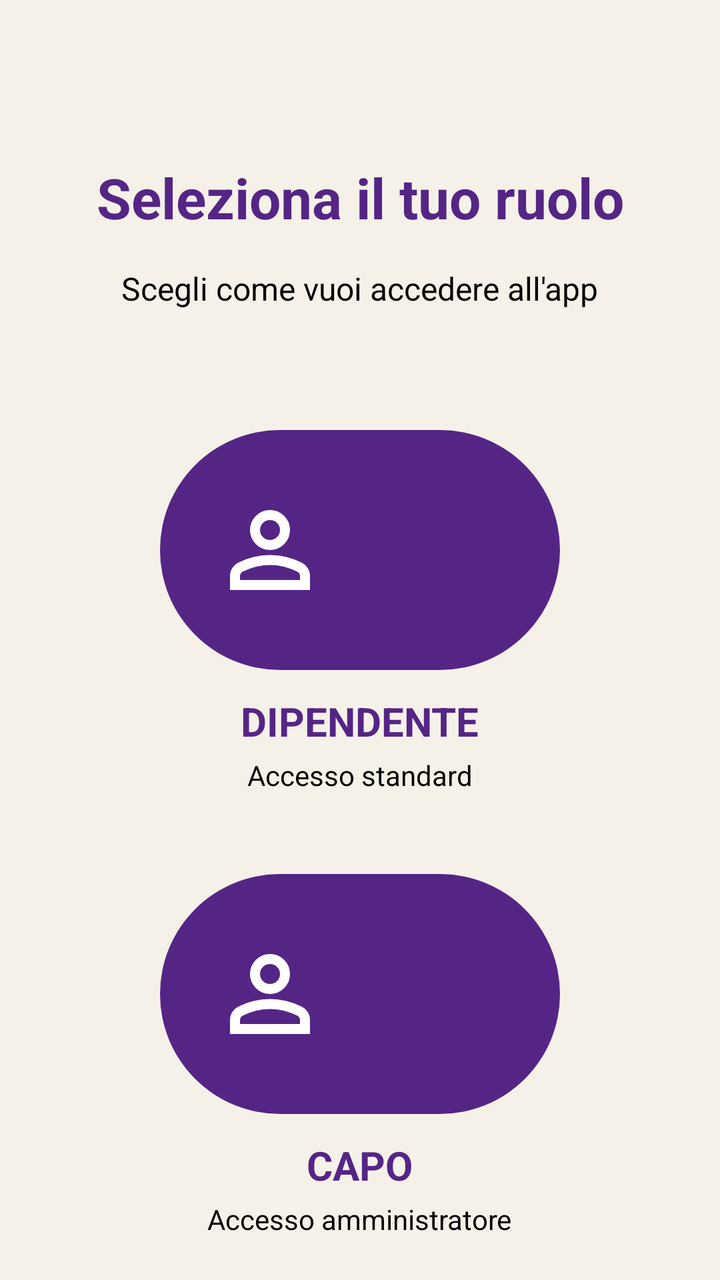
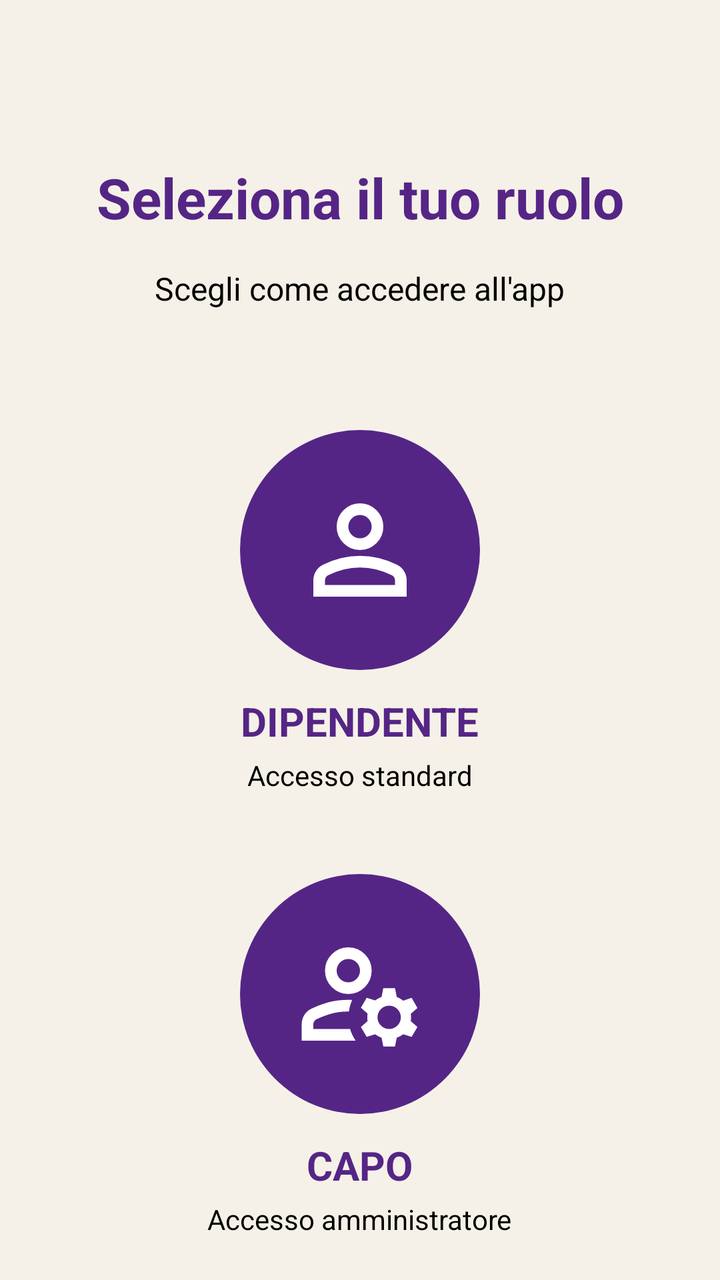

Screens rendered from an Android XML layout before and after an edit, with the pre-edit source and the edit as a unified diff.
<!-- AndroidManifest.xml: application theme Theme.CoreTeamProject -->
<!-- res/layout/activity_role_selection.xml -->
<?xml version="1.0" encoding="utf-8"?>
<androidx.constraintlayout.widget.ConstraintLayout xmlns:android="http://schemas.android.com/apk/res/android"
    xmlns:app="http://schemas.android.com/apk/res-auto"
    xmlns:tools="http://schemas.android.com/tools"
    android:layout_width="match_parent"
    android:layout_height="match_parent"
    android:background="@color/background_cream"
    tools:context=".RoleSelectionActivity">

    <TextView
        android:id="@+id/textViewTitle"
        android:layout_width="wrap_content"
        android:layout_height="wrap_content"
        android:layout_marginTop="80dp"
        android:text="Seleziona il tuo ruolo"
        android:textColor="@color/purple_500"
        android:textSize="28sp"
        android:textStyle="bold"
        app:layout_constraintEnd_toEndOf="parent"
        app:layout_constraintStart_toStartOf="parent"
        app:layout_constraintTop_toTopOf="parent" />

    <TextView
        android:id="@+id/textViewSubtitle"
        android:layout_width="wrap_content"
        android:layout_height="wrap_content"
        android:layout_marginTop="16dp"
        android:text="Scegli come vuoi accedere all'app"
        android:textColor="@color/black"
        android:textSize="16sp"
        app:layout_constraintEnd_toEndOf="parent"
        app:layout_constraintStart_toStartOf="parent"
        app:layout_constraintTop_toBottomOf="@id/textViewTitle" />

    
    <LinearLayout
        android:id="@+id/layoutDipendente"
        android:layout_width="280dp"
        android:layout_height="wrap_content"
        android:layout_marginTop="60dp"
        android:gravity="center"
        android:orientation="vertical"
        app:layout_constraintEnd_toEndOf="parent"
        app:layout_constraintStart_toStartOf="parent"
        app:layout_constraintTop_toBottomOf="@id/textViewSubtitle">

        <Button
            android:id="@+id/buttonDipendente"
            android:layout_width="200dp"
            android:layout_height="120dp"
            android:background="@drawable/round_button"
            android:padding="25dp"
            android:text=""
            app:icon="@drawable/ic_person"
            app:iconSize="60dp"
            app:iconTint="@color/white" />

        <TextView
            android:layout_width="wrap_content"
            android:layout_height="wrap_content"
            android:layout_marginTop="12dp"
            android:text="DIPENDENTE"
            android:textColor="@color/purple_500"
            android:textSize="20sp"
            android:textStyle="bold" />

        <TextView
            android:layout_width="wrap_content"
            android:layout_height="wrap_content"
            android:layout_marginTop="4dp"
            android:text="Accesso standard"
            android:textColor="@color/black"
            android:textSize="14sp" />
    </LinearLayout>

    
    <LinearLayout
        android:id="@+id/layoutCapo"
        android:layout_width="280dp"
        android:layout_height="wrap_content"
        android:layout_marginTop="40dp"
        android:gravity="center"
        android:orientation="vertical"
        app:layout_constraintEnd_toEndOf="parent"
        app:layout_constraintStart_toStartOf="parent"
        app:layout_constraintTop_toBottomOf="@id/layoutDipendente">

        <Button
            android:id="@+id/buttonCapo"
            android:layout_width="200dp"
            android:layout_height="120dp"
            android:background="@drawable/round_button"
            android:padding="25dp"
            android:text=""
            app:icon="@drawable/ic_person"
            app:iconSize="60dp"
            app:iconTint="@color/white" />

        <TextView
            android:layout_width="wrap_content"
            android:layout_height="wrap_content"
            android:layout_marginTop="12dp"
            android:text="CAPO"
            android:textColor="@color/purple_500"
            android:textSize="20sp"
            android:textStyle="bold" />

        <TextView
            android:layout_width="wrap_content"
            android:layout_height="wrap_content"
            android:layout_marginTop="4dp"
            android:text="Accesso amministratore"
            android:textColor="@color/black"
            android:textSize="14sp" />
    </LinearLayout>

</androidx.constraintlayout.widget.ConstraintLayout>
<!-- resources referenced by this layout -->
<resources>
  <color name="background_cream">#F5F1E8</color>
  <color name="black">#FF000000</color>
  <color name="purple_500">#552586</color>
  <color name="white">#FFFFFFFF</color>
  <!-- drawable ic_person (drawable) -->
  <vector xmlns:android="http://schemas.android.com/apk/res/android"
      android:width="24dp"
      android:height="24dp"
      android:viewportWidth="960"
      android:viewportHeight="960">
    <path
        android:pathData="M480,480q-66,0 -113,-47t-47,-113q0,-66 47,-113t113,-47q66,0 113,47t47,113q0,66 -47,113t-113,47ZM160,800v-112q0,-34 17.5,-62.5T224,582q62,-31 126,-46.5T480,520q66,0 130,15.5T736,582q29,15 46.5,43.5T800,688v112L160,800ZM240,720h480v-32q0,-11 -5.5,-20T700,654q-54,-27 -109,-40.5T480,600q-56,0 -111,13.5T260,654q-9,5 -14.5,14t-5.5,20v32ZM480,400q33,0 56.5,-23.5T560,320q0,-33 -23.5,-56.5T480,240q-33,0 -56.5,23.5T400,320q0,33 23.5,56.5T480,400ZM480,320ZM480,720Z"
        android:fillColor="#1f1f1f"/>
  </vector>
  <!-- drawable round_button (drawable) -->
  <shape xmlns:android="http://schemas.android.com/apk/res/android"
      android:shape="rectangle">
      <solid android:color="@color/purple_500" />
      <corners android:radius="80dp" />
  </shape>
  <style name="Theme.CoreTeamProject" parent="Base.Theme.CoreTeamProject" />
  <style name="Base.Theme.CoreTeamProject" parent="Theme.Material3.DayNight.NoActionBar">
          
          <item name="colorPrimary">@color/purple_500</item>
          <item name="colorPrimaryVariant">@color/purple_500</item>
          <item name="colorOnPrimary">@color/white</item>
  
          
          <item name="android:windowBackground">@color/background_cream</item>
          <item name="colorSurface">@color/white</item>
          <item name="colorOnSurface">@color/black</item>
  
          
          <item name="android:textColor">@color/black</item>
          <item name="android:textColorPrimary">@color/black</item>
  
          
          <item name="colorPrimaryContainer">@color/purple_500</item>
          <item name="colorOnPrimaryContainer">@color/white</item>
      </style>
</resources>

<!-- the commit's change to res/layout/activity_role_selection.xml (unified diff, before → after) -->
@@ -25,7 +25,7 @@
         android:layout_width="wrap_content"
         android:layout_height="wrap_content"
         android:layout_marginTop="16dp"
-        android:text="Scegli come vuoi accedere all'app"
+        android:text="Scegli come accedere all'app"
         android:textColor="@color/black"
         android:textSize="16sp"
         app:layout_constraintEnd_toEndOf="parent"
@@ -46,13 +46,13 @@
 
         <Button
             android:id="@+id/buttonDipendente"
-            android:layout_width="200dp"
+            android:layout_width="120dp"
             android:layout_height="120dp"
             android:background="@drawable/round_button"
             android:padding="25dp"
             android:text=""
             app:icon="@drawable/ic_person"
-            app:iconSize="60dp"
+            app:iconSize="70dp"
             app:iconTint="@color/white" />
 
         <TextView
@@ -87,13 +87,13 @@
 
         <Button
             android:id="@+id/buttonCapo"
-            android:layout_width="200dp"
+            android:layout_width="120dp"
             android:layout_height="120dp"
             android:background="@drawable/round_button"
             android:padding="25dp"
             android:text=""
-            app:icon="@drawable/ic_person"
-            app:iconSize="60dp"
+            app:icon="@drawable/ic_admin"
+            app:iconSize="70dp"
             app:iconTint="@color/white" />
 
         <TextView
<!-- resource entries referenced after the edit -->
@@ -4,6 +4,16 @@
   <color name="black">#FF000000</color>
   <color name="purple_500">#552586</color>
   <color name="white">#FFFFFFFF</color>
+  <!-- drawable ic_admin (drawable) -->
+  <vector xmlns:android="http://schemas.android.com/apk/res/android"
+      android:width="24dp"
+      android:height="24dp"
+      android:viewportWidth="960"
+      android:viewportHeight="960">
+    <path
+        android:pathData="M400,480q-66,0 -113,-47t-47,-113q0,-66 47,-113t113,-47q66,0 113,47t47,113q0,66 -47,113t-113,47ZM80,800v-112q0,-33 17,-62t47,-44q51,-26 115,-44t141,-18h14q6,0 12,2 -8,18 -13.5,37.5T404,600h-4q-71,0 -127.5,18T180,654q-9,5 -14.5,14t-5.5,20v32h252q6,21 16,41.5t22,38.5L80,800ZM640,840 L628,780q-12,-5 -22.5,-10.5T584,756l-58,18 -40,-68 46,-40q-2,-14 -2,-26t2,-26l-46,-40 40,-68 58,18q11,-8 21.5,-13.5T628,500l12,-60h80l12,60q12,5 22.5,11t21.5,15l58,-20 40,70 -46,40q2,12 2,25t-2,25l46,40 -40,68 -58,-18q-11,8 -21.5,13.5T732,780l-12,60h-80ZM680,720q33,0 56.5,-23.5T760,640q0,-33 -23.5,-56.5T680,560q-33,0 -56.5,23.5T600,640q0,33 23.5,56.5T680,720ZM400,400q33,0 56.5,-23.5T480,320q0,-33 -23.5,-56.5T400,240q-33,0 -56.5,23.5T320,320q0,33 23.5,56.5T400,400ZM400,320ZM412,720Z"
+        android:fillColor="#FFFFFF"/>
+  </vector>
   <!-- drawable ic_person (drawable) -->
   <vector xmlns:android="http://schemas.android.com/apk/res/android"
       android:width="24dp"
